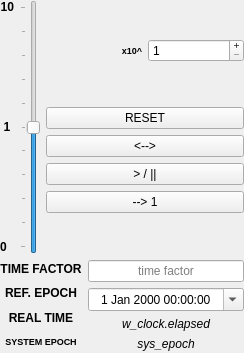
Qt form ui/timectl_vert.ui (MadMaxFZ/sns2) before a commit.
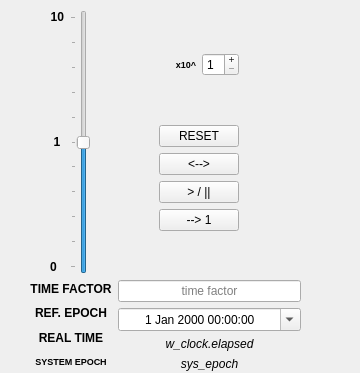
The same form after that commit.

What changed in the file:
```diff
--- a/ui/timectl_vert.ui
+++ b/ui/timectl_vert.ui
@@ -6,8 +6,8 @@
    <rect>
     <x>0</x>
     <y>0</y>
-    <width>244</width>
-    <height>353</height>
+    <width>360</width>
+    <height>373</height>
    </rect>
   </property>
   <property name="windowTitle">
@@ -16,17 +16,30 @@
   <widget class="QWidget" name="QVEpochTimer" native="true">
    <property name="geometry">
     <rect>
-     <x>0</x>
-     <y>0</y>
-     <width>244</width>
-     <height>351</height>
+     <x>30</x>
+     <y>10</y>
+     <width>271</width>
+     <height>361</height>
     </rect>
    </property>
    <layout class="QVBoxLayout" name="verticalLayout_6">
     <item>
-     <layout class="QHBoxLayout" name="horizontalLayout_2" stretch="0,0,1">
+     <layout class="QHBoxLayout" name="horizontalLayout_10" stretch="0,0,0,2,0,2">
       <item>
-       <layout class="QVBoxLayout" name="verticalLayout_3">
+       <spacer name="verticalSpacer_3">
+        <property name="orientation">
+         <enum>Qt::Vertical</enum>
+        </property>
+        <property name="sizeHint" stdset="0">
+         <size>
+          <width>20</width>
+          <height>40</height>
+         </size>
+        </property>
+       </spacer>
+      </item>
+      <item>
+       <layout class="QVBoxLayout" name="verticalLayout_19">
         <item>
          <widget class="QLabel" name="tw_max">
           <property name="text">
@@ -38,7 +51,7 @@
          </widget>
         </item>
         <item>
-         <widget class="QLabel" name="lv_tw_mid">
+         <widget class="QLabel" name="lv_tw_mid_2">
           <property name="text">
            <string>&lt;html&gt;&lt;head/&gt;&lt;body&gt;&lt;p&gt;&lt;span style=&quot; font-weight:600;&quot;&gt;1&lt;/span&gt;&lt;/p&gt;&lt;/body&gt;&lt;/html&gt;</string>
           </property>
@@ -48,7 +61,7 @@
          </widget>
         </item>
         <item>
-         <widget class="QLabel" name="lv_tw_min">
+         <widget class="QLabel" name="lv_tw_min_2">
           <property name="text">
            <string>&lt;html&gt;&lt;head/&gt;&lt;body&gt;&lt;p&gt;&lt;span style=&quot; font-weight:600;&quot;&gt;0&lt;/span&gt;&lt;/p&gt;&lt;/body&gt;&lt;/html&gt;</string>
           </property>
@@ -97,9 +110,22 @@
        </widget>
       </item>
       <item>
-       <layout class="QVBoxLayout" name="verticalLayout_5" stretch="0,4">
+       <spacer name="verticalSpacer">
+        <property name="orientation">
+         <enum>Qt::Vertical</enum>
+        </property>
+        <property name="sizeHint" stdset="0">
+         <size>
+          <width>20</width>
+          <height>40</height>
+         </size>
+        </property>
+       </spacer>
+      </item>
+      <item>
+       <layout class="QVBoxLayout" name="verticalLayout_20" stretch="0,4">
         <item>
-         <layout class="QHBoxLayout" name="horizontalLayout">
+         <layout class="QHBoxLayout" name="horizontalLayout_11" stretch="0,0">
           <item>
            <widget class="QLabel" name="lf_exp">
             <property name="text">
@@ -129,7 +155,7 @@
          </layout>
         </item>
         <item>
-         <layout class="QVBoxLayout" name="verticalLayout_4">
+         <layout class="QVBoxLayout" name="verticalLayout_21" stretch="0,1,0,1">
           <item>
            <widget class="QPushButton" name="twb_stop">
             <property name="sizePolicy">
@@ -168,6 +194,19 @@
         </item>
        </layout>
       </item>
+      <item>
+       <spacer name="verticalSpacer_2">
+        <property name="orientation">
+         <enum>Qt::Vertical</enum>
+        </property>
+        <property name="sizeHint" stdset="0">
+         <size>
+          <width>20</width>
+          <height>40</height>
+         </size>
+        </property>
+       </spacer>
+      </item>
      </layout>
     </item>
     <item>
```
Left out of the diff: 22 changed lines with no effect on the pictures.
